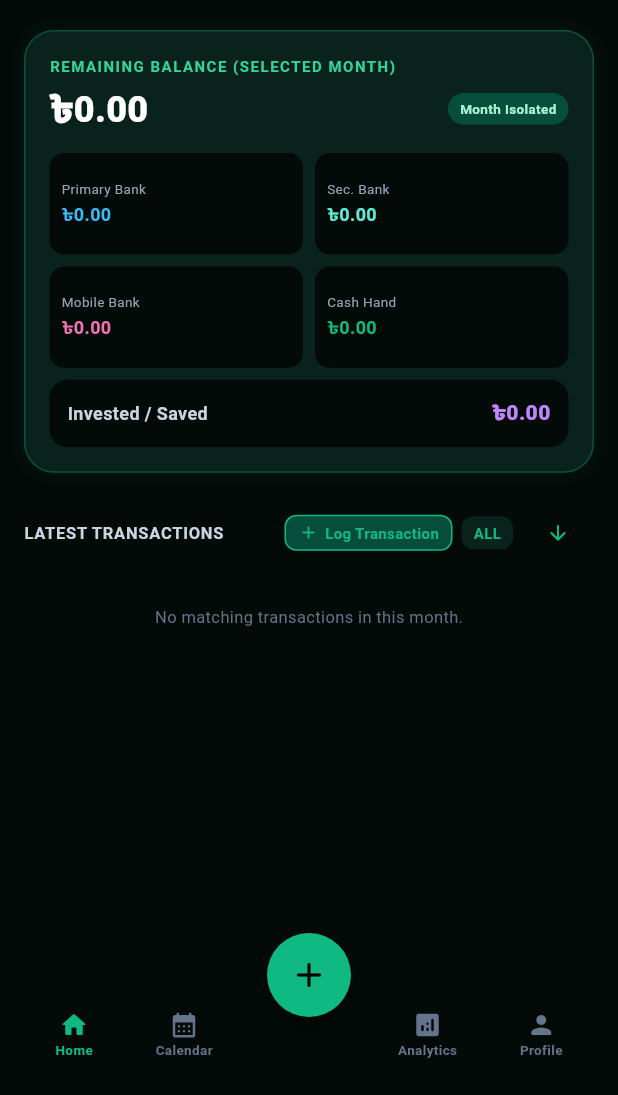
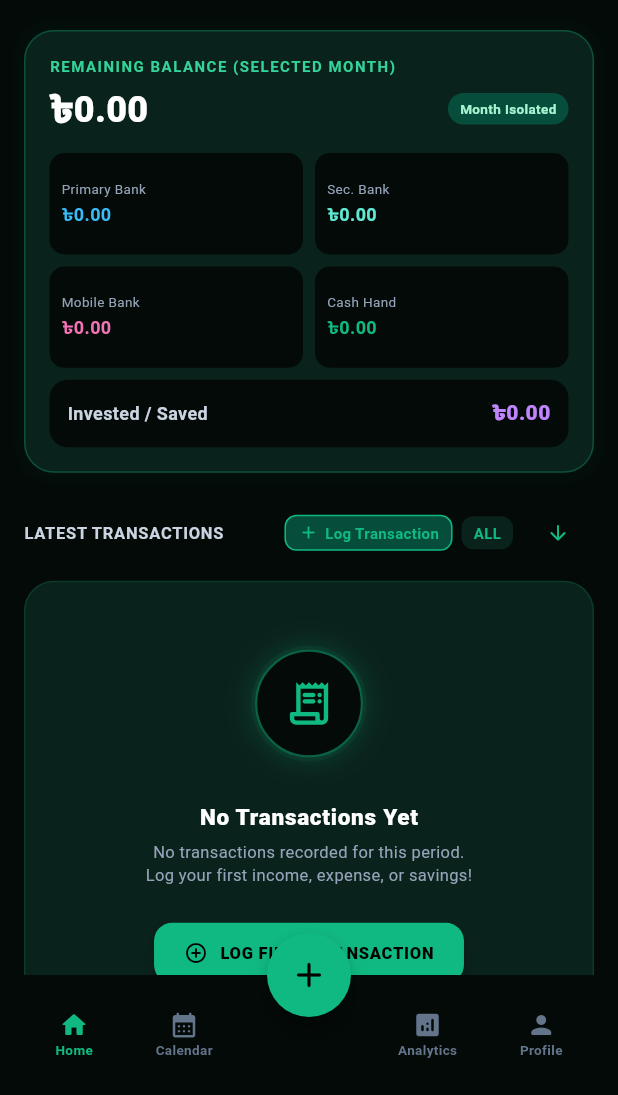
Before and after one commit to khandakerahsunhabib/perfinax, a Flutter app: the screen it shows after launch, on a phone screen of 412 x 824 dp, the part 141-1236 px from its top. Run offline on Flutter 3.47's test engine with Material 3 defaults, Android fonts, the phone set to English and light mode, and no system bars; our stand-ins replace fl_chart, image_picker, shared_preferences.

Commit message:
Add animated empty state widget for latest transactions

```diff
--- a/lib/views/dashboard/dashboard_tab.dart
+++ b/lib/views/dashboard/dashboard_tab.dart
@@ -5,6 +5,7 @@ import '../../core/constants/app_categories.dart';
 import '../../controllers/data_controller.dart';
 import '../widgets/modal_selector.dart';
 import '../widgets/add_transaction_modal.dart';
+import '../widgets/animated_empty_transactions.dart';
 
 class DashboardTab extends StatefulWidget {
   final DataController dataController;
@@ -309,12 +310,9 @@ class _DashboardTabState extends State<DashboardTab> {
           const SizedBox(height: 8),
 
           filteredList.isEmpty
-              ? const Center(
-                  child: Padding(
-                      padding: EdgeInsets.all(16.0),
-                      child: Text('No matching transactions in this month.',
-                          style: TextStyle(
-                              color: AppColors.slate500, fontSize: 11))))
+              ? AnimatedEmptyTransactions(
+                  onAddTap: _openAddTransactionModal,
+                )
               : ListView.builder(
                   shrinkWrap: true,
                   physics: const NeverScrollableScrollPhysics(),
--- /dev/null
+++ b/lib/views/widgets/animated_empty_transactions.dart
@@ -0,0 +1,169 @@
+import 'package:flutter/material.dart';
+import '../../core/constants/app_colors.dart';
+
+class AnimatedEmptyTransactions extends StatefulWidget {
+  final VoidCallback onAddTap;
+
+  const AnimatedEmptyTransactions({
+    super.key,
+    required this.onAddTap,
+  });
+
+  @override
+  State<AnimatedEmptyTransactions> createState() =>
+      _AnimatedEmptyTransactionsState();
+}
+
+class _AnimatedEmptyTransactionsState extends State<AnimatedEmptyTransactions>
+    with SingleTickerProviderStateMixin {
+  late AnimationController _controller;
+  late Animation<double> _bounceAnimation;
+  late Animation<double> _pulseAnimation;
+
+  @override
+  void initState() {
+    super.initState();
+    _controller = AnimationController(
+      vsync: this,
+      duration: const Duration(milliseconds: 2000),
+    )..repeat(reverse: true);
+
+    _bounceAnimation = Tween<double>(begin: 0, end: -10).animate(
+      CurvedAnimation(parent: _controller, curve: Curves.easeInOut),
+    );
+
+    _pulseAnimation = Tween<double>(begin: 0.85, end: 1.15).animate(
+      CurvedAnimation(parent: _controller, curve: Curves.easeInOut),
+    );
+  }
+
+  @override
+  void dispose() {
+    _controller.dispose();
+    super.dispose();
+  }
+
+  @override
+  Widget build(BuildContext context) {
+    return Container(
+      padding: const EdgeInsets.symmetric(vertical: 36, horizontal: 20),
+      alignment: Alignment.center,
+      decoration: BoxDecoration(
+        color: const Color(0xFF0A221C),
+        borderRadius: BorderRadius.circular(20),
+        border: Border.all(color: AppColors.emerald.withValues(alpha: 0.15)),
+      ),
+      child: AnimatedBuilder(
+        animation: _controller,
+        builder: (context, child) {
+          return Column(
+            mainAxisAlignment: MainAxisAlignment.center,
+            children: [
+              // Floating Icon with Pulsing Outer Glow
+              Transform.translate(
+                offset: Offset(0, _bounceAnimation.value),
+                child: Stack(
+                  alignment: Alignment.center,
+                  children: [
+                    // Outer Pulsing Glow
+                    Transform.scale(
+                      scale: _pulseAnimation.value,
+                      child: Container(
+                        width: 90,
+                        height: 90,
+                        decoration: BoxDecoration(
+                          shape: BoxShape.circle,
+                          color: const Color(0xFF10B981)
+                              .withValues(alpha: 0.08 * _pulseAnimation.value),
+                        ),
+                      ),
+                    ),
+                    // Inner Circle Container
+                    Container(
+                      width: 72,
+                      height: 72,
+                      decoration: BoxDecoration(
+                        shape: BoxShape.circle,
+                        color: const Color(0xFF030A08),
+                        border: Border.all(
+                          color: const Color(0xFF10B981)
+                              .withValues(alpha: 0.5),
+                          width: 1.5,
+                        ),
+                        boxShadow: [
+                          BoxShadow(
+                            color: const Color(0xFF10B981)
+                                .withValues(alpha: 0.2),
+                            blurRadius: 15,
+                            spreadRadius: 2,
+                          ),
+                        ],
+                      ),
+                      child: const Icon(
+                        Icons.receipt_long_rounded,
+                        size: 34,
+                        color: Color(0xFF10B981),
+                      ),
+                    ),
+                  ],
+                ),
+              ),
+              const SizedBox(height: 20),
+
+              // Title
+              const Text(
+                'No Transactions Yet',
+                style: TextStyle(
+                  fontSize: 15,
+                  fontWeight: FontWeight.w900,
+                  color: Colors.white,
+                  letterSpacing: 0.5,
+                ),
+              ),
+              const SizedBox(height: 6),
+
+              // Subtitle
+              const Padding(
+                padding: EdgeInsets.symmetric(horizontal: 16.0),
+                child: Text(
+                  'No transactions recorded for this period.\nLog your first income, expense, or savings!',
+                  textAlign: TextAlign.center,
+                  style: TextStyle(
+                    fontSize: 11,
+                    color: AppColors.slate400,
+                    height: 1.4,
+                  ),
+                ),
+              ),
+              const SizedBox(height: 20),
+
+              // Action Button
+              ElevatedButton.icon(
+                onPressed: widget.onAddTap,
+                icon: const Icon(Icons.add_circle_outline_rounded, size: 16),
+                label: const Text(
+                  'LOG FIRST TRANSACTION',
+                  style: TextStyle(
+                    fontSize: 11,
+                    fontWeight: FontWeight.w900,
+                    letterSpacing: 0.5,
+                  ),
+                ),
+                style: ElevatedButton.styleFrom(
+                  backgroundColor: const Color(0xFF10B981),
+                  foregroundColor: Colors.black,
+                  padding:
+                      const EdgeInsets.symmetric(horizontal: 20, vertical: 12),
+                  shape: RoundedRectangleBorder(
+                    borderRadius: BorderRadius.circular(12),
+                  ),
+                  elevation: 4,
+                ),
+              ),
+            ],
+          );
+        },
+      ),
+    );
+  }
+}
```
